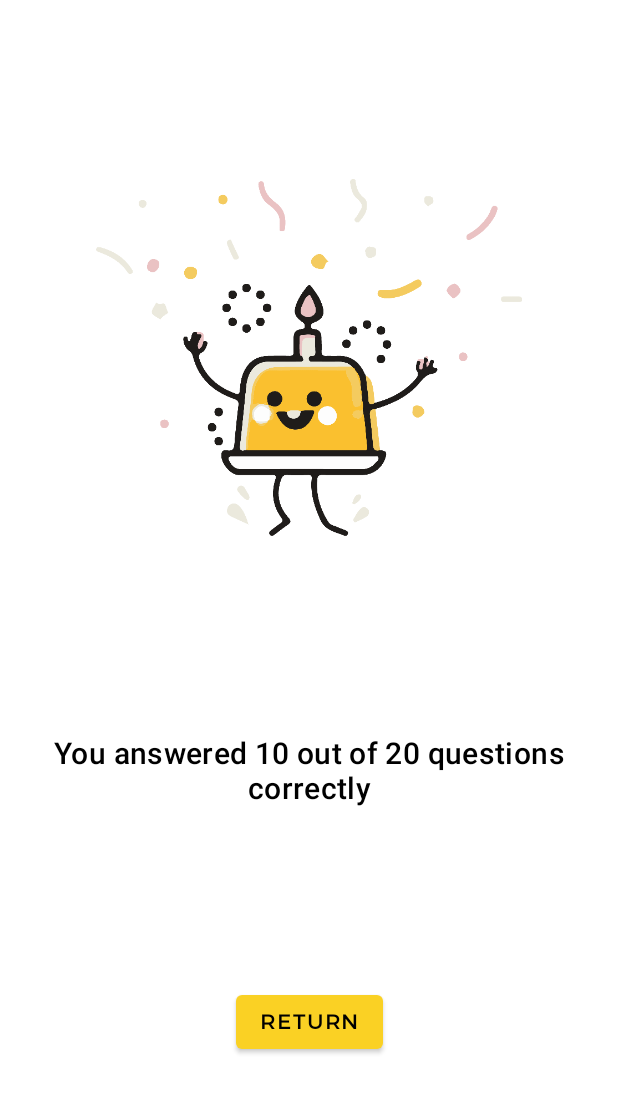
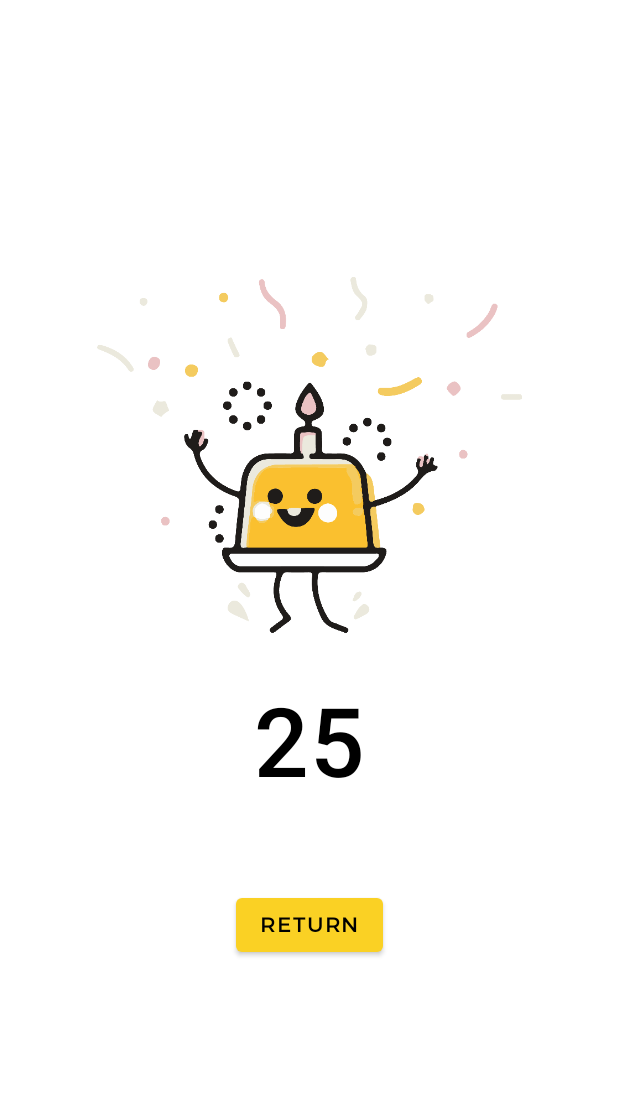
Before and after one commit to ShaneMaglangit/NUATReviewer, an Android app: the layout fragment_result.xml on its own in the app's theme, with its tools: preview values and no code run, on a phone screen of 412 x 824 dp. Shown: the top 1093 px of the screen. Run offline under Robolectric (Android 15) with nearby library versions, the phone set to English and light mode, and no system bars.

Commit message:
Added Result Functionality

```diff
--- a/app/src/main/java/com/shanemaglangit/nuatreviewer/ui/question/QuestionViewModel.kt
+++ b/app/src/main/java/com/shanemaglangit/nuatreviewer/ui/question/QuestionViewModel.kt
@@ -12,8 +12,8 @@ class QuestionViewModel(title: String) : ViewModel() {
     val db = FirebaseFirestore.getInstance()
 
     private lateinit var questions: MutableList<Question>
-    private var questionsCount: Int = 0
-    private var correctAnswers: Int = 0
+    var questionsCount: Int = 0
+    var correctAnswers: Int = 0
 
     private val _currentQuestion = MutableLiveData<Question>()
     val currentQuestion: LiveData<Question>
--- a/app/src/main/res/layout/fragment_result.xml
+++ b/app/src/main/res/layout/fragment_result.xml
@@ -1,52 +1,72 @@
 <?xml version="1.0" encoding="utf-8"?>
-<androidx.constraintlayout.widget.ConstraintLayout xmlns:android="http://schemas.android.com/apk/res/android"
+<layout xmlns:android="http://schemas.android.com/apk/res/android"
     xmlns:app="http://schemas.android.com/apk/res-auto"
-    xmlns:tools="http://schemas.android.com/tools"
+    xmlns:tools="http://schemas.android.com/tools">
+
+    <data>
+        <variable
+            name="resultViewModel"
+            type="com.shanemaglangit.nuatreviewer.ui.result.ResultViewModel" />
+    </data>
+
+    <androidx.constraintlayout.widget.ConstraintLayout
         android:layout_width="match_parent"
         android:layout_height="match_parent"
         tools:context=".ui.result.ResultFragment">
 
         <ImageView
             android:id="@+id/image_congratulate"
-        android:layout_width="0dp"
+            android:layout_width="283dp"
             android:layout_height="wrap_content"
-        android:layout_marginStart="64dp"
-        android:layout_marginEnd="64dp"
+            android:layout_marginBottom="16dp"
             android:adjustViewBounds="true"
             android:src="@drawable/congratulation"
             app:layout_constraintBottom_toTopOf="@+id/text_result"
             app:layout_constraintEnd_toEndOf="parent"
-        app:layout_constraintHorizontal_bias="0.5"
             app:layout_constraintStart_toStartOf="parent"
-        app:layout_constraintTop_toTopOf="parent" />
+            app:layout_constraintTop_toTopOf="parent"
+            app:layout_constraintVertical_chainStyle="packed" />
 
         <TextView
             android:id="@+id/text_result"
             style="@style/TextAppearance.MaterialComponents.Headline6"
-        android:layout_width="0dp"
+            android:layout_width="379dp"
             android:layout_height="wrap_content"
-        android:layout_marginStart="16dp"
-        android:layout_marginEnd="16dp"
-        android:text="You answered 10 out of 20 questions correctly"
             android:textAlignment="center"
             android:textColor="@color/secondaryTextColor"
+            android:textSize="64sp"
             android:textStyle="normal"
+            android:text="@{Integer.toString(resultViewModel.correctAnswers)}"
+            app:layout_constraintBottom_toTopOf="@+id/text_result_sub"
+            app:layout_constraintEnd_toEndOf="parent"
+            app:layout_constraintStart_toStartOf="parent"
+            app:layout_constraintTop_toBottomOf="@+id/image_congratulate"
+            tools:text="25" />
+
+        <TextView
+            android:id="@+id/text_result_sub"
+            android:layout_width="wrap_content"
+            android:layout_height="wrap_content"
+            android:textColor="@color/secondaryTextColor"
+            android:textSize="18sp"
+            app:resultSub="@{resultViewModel.totalQuestion}"
             app:layout_constraintBottom_toTopOf="@+id/button_return"
-        app:layout_constraintEnd_toEndOf="parent"
-        app:layout_constraintHorizontal_bias="0.0"
-        app:layout_constraintStart_toStartOf="parent"
-        app:layout_constraintTop_toBottomOf="@+id/image_congratulate" />
+            app:layout_constraintEnd_toEndOf="@+id/text_result"
+            app:layout_constraintHorizontal_bias="0.5"
+            app:layout_constraintStart_toStartOf="@+id/text_result"
+            app:layout_constraintTop_toBottomOf="@+id/text_result" />
 
         <Button
             android:id="@+id/button_return"
             style="@style/AppTheme.Button.Inverse"
             android:layout_width="wrap_content"
             android:layout_height="wrap_content"
+            android:layout_marginTop="32dp"
             android:text="Return"
             app:layout_constraintBottom_toBottomOf="parent"
             app:layout_constraintEnd_toEndOf="parent"
-        app:layout_constraintHorizontal_bias="0.5"
             app:layout_constraintStart_toStartOf="parent"
-        app:layout_constraintTop_toBottomOf="@+id/text_result" />
+            app:layout_constraintTop_toBottomOf="@+id/text_result_sub" />
 
     </androidx.constraintlayout.widget.ConstraintLayout>
+</layout>
```
Also changed, not shown: app/src/main/java/com/shanemaglangit/nuatreviewer/ui/question/QuestionFragment.kt (+41 -19 lines), app/src/main/java/com/shanemaglangit/nuatreviewer/ui/result/ResultFragment.kt (+18 -5 lines), app/src/main/java/com/shanemaglangit/nuatreviewer/ui/result/ResultViewModel.kt (added, +15 -0 lines), app/src/main/java/com/shanemaglangit/nuatreviewer/ui/result/ResultViewModelFactory.kt (added, +15 -0 lines), app/src/main/java/com/shanemaglangit/nuatreviewer/util/BindingUtil.kt (+7 -2 lines), app/src/main/res/navigation/navigation.xml (+8 -1 lines). Lines whose indentation alone changed are shown as unchanged.
